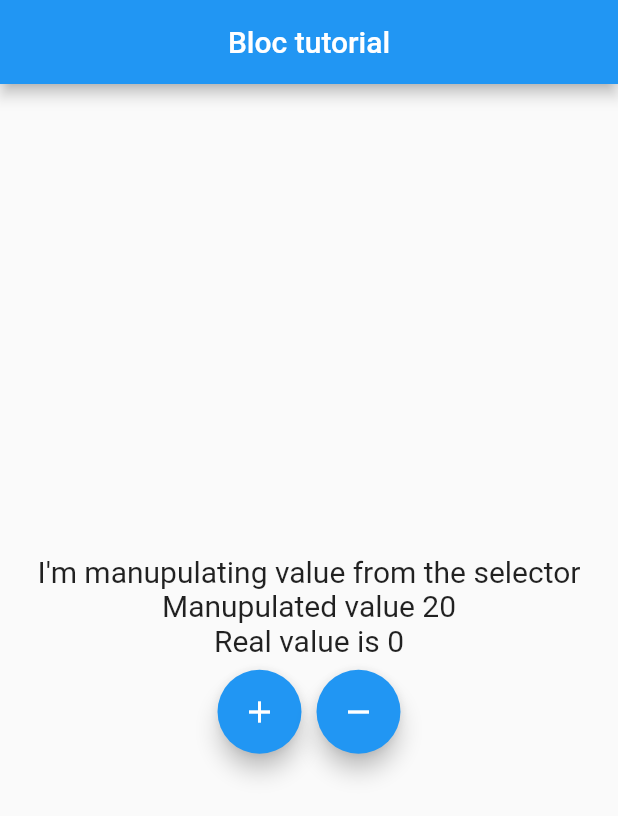
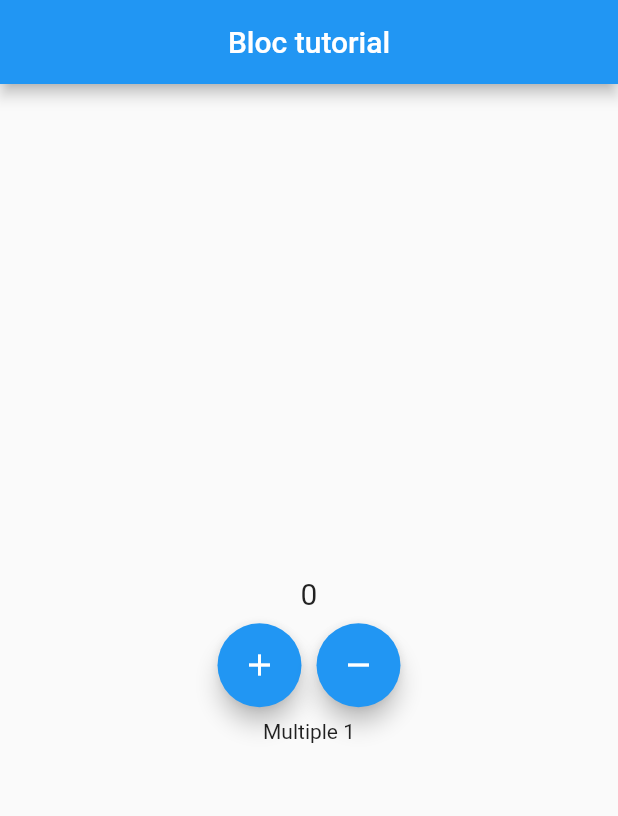
Before and after one commit to sonukuldeep/flutter_bloc, a Flutter app: the screen it shows after launch, on a phone screen of 412 x 824 dp. Shown: the top 816 px of the screen. Run offline on Flutter 3.47's test engine with Material 2 defaults, Android fonts, the phone set to English and light mode, and no system bars; our stand-ins replace bloc, flutter_bloc.

Commit message:
multi_provider

```diff
--- a/lib/aap_view.dart
+++ b/lib/aap_view.dart
@@ -1,6 +1,5 @@
-import 'dart:math';
-
 import 'package:bloc_tute/blocs/counter_bloc/counter_bloc.dart';
+import 'package:bloc_tute/blocs/multiple_bloc/multiple_bloc.dart';
 import 'package:flutter/material.dart';
 import 'package:flutter_bloc/flutter_bloc.dart';
 
@@ -17,13 +16,10 @@ class AppView extends StatelessWidget {
       body: Column(
         mainAxisAlignment: MainAxisAlignment.center,
         children: [
-          BlocSelector<CounterBloc, CounterState, String>(
-            selector: (state) {
-              return "I'm manupulating value from the selector\nManupulated value ${state.counter + Random().nextInt(100)}\nReal value is ${state.counter}";
-            },
+          BlocBuilder<CounterBloc, CounterState>(
             builder: (context, state) {
               return Text(
-                state,
+                "${state.counter}",
                 style: const TextStyle(
                   fontSize: 20,
                 ),
@@ -39,6 +35,8 @@ class AppView extends StatelessWidget {
                 FloatingActionButton(
                   onPressed: () {
                     context.read<CounterBloc>().add(CounterIncrementEvent());
+                    BlocProvider.of<MultipleBloc>(context)
+                        .add(MultiplyByTwoEvent());
                   },
                   child: const Icon(Icons.add),
                 ),
@@ -49,12 +47,18 @@ class AppView extends StatelessWidget {
                   onPressed: () {
                     BlocProvider.of<CounterBloc>(context)
                         .add(CounterDecrementEvent());
+                    context.read<MultipleBloc>().add(MultiplyByThreeEvent());
                   },
                   child: const Icon(Icons.remove),
                 ),
               ],
             ),
           ),
+          BlocBuilder<MultipleBloc, MultipleState>(
+            builder: (context, state) {
+              return Text("Multiple ${state.value}");
+            },
+          )
         ],
       ),
     );
--- a/lib/app.dart
+++ b/lib/app.dart
@@ -1,5 +1,6 @@
 import 'package:bloc_tute/aap_view.dart';
 import 'package:bloc_tute/blocs/counter_bloc/counter_bloc.dart';
+import 'package:bloc_tute/blocs/multiple_bloc/multiple_bloc.dart';
 import 'package:flutter/material.dart';
 import 'package:flutter_bloc/flutter_bloc.dart';
 
@@ -8,8 +9,15 @@ class App extends StatelessWidget {
 
   @override
   Widget build(BuildContext context) {
-    return BlocProvider<CounterBloc>(
-      create: (context) => CounterBloc(),
+    return MultiBlocProvider(
+      providers: [
+        BlocProvider<CounterBloc>(
+          create: (context) => CounterBloc(),
+        ),
+        BlocProvider<MultipleBloc>(
+          create: (context) => MultipleBloc(),
+        ),
+      ],
       child: const MaterialApp(
         debugShowCheckedModeBanner: false,
         home: AppView(),
--- /dev/null
+++ b/lib/blocs/multiple_bloc/multiple_bloc.dart
@@ -0,0 +1,13 @@
+import 'package:bloc/bloc.dart';
+
+part 'multiple_event.dart';
+part 'multiple_state.dart';
+
+class MultipleBloc extends Bloc<MultipleEvent, MultipleState> {
+  MultipleBloc() : super(MultipleInitial()) {
+    on<MultiplyByTwoEvent>(
+        (event, emit) => emit(MultiplyByTwoState(state.value * 2)));
+    on<MultiplyByThreeEvent>(
+        (event, emit) => emit(MultiplyByThreeState(state.value * 3)));
+  }
+}
--- /dev/null
+++ b/lib/blocs/multiple_bloc/multiple_event.dart
@@ -0,0 +1,7 @@
+part of 'multiple_bloc.dart';
+
+sealed class MultipleEvent {}
+
+final class MultiplyByTwoEvent extends MultipleEvent {}
+
+final class MultiplyByThreeEvent extends MultipleEvent {}
--- /dev/null
+++ b/lib/blocs/multiple_bloc/multiple_state.dart
@@ -0,0 +1,18 @@
+part of 'multiple_bloc.dart';
+
+sealed class MultipleState {
+  int value;
+  MultipleState({required this.value});
+}
+
+final class MultipleInitial extends MultipleState {
+  MultipleInitial() : super(value: 1);
+}
+
+final class MultiplyByTwoState extends MultipleState {
+  MultiplyByTwoState(int newValue) : super(value: newValue);
+}
+
+final class MultiplyByThreeState extends MultipleState {
+  MultiplyByThreeState(int newValue) : super(value: newValue);
+}
```
